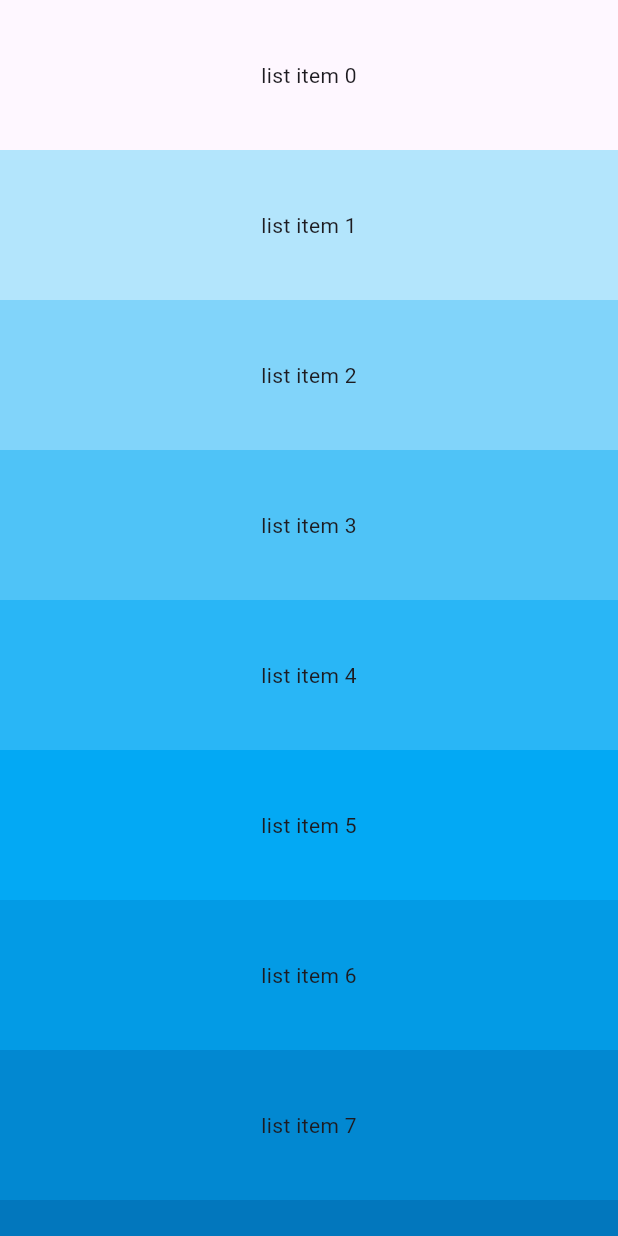
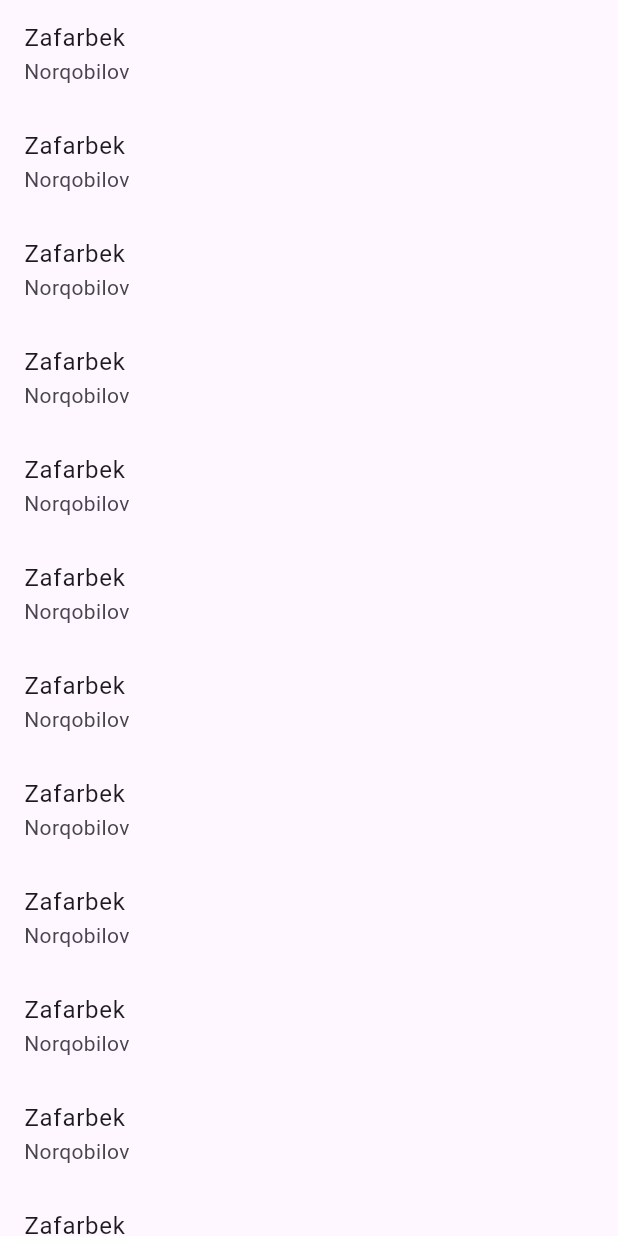
Before and after one commit to NorqobilovZafarbek/api_search, a Flutter app: the screen it shows after launch, on a phone screen of 412 x 824 dp. Run offline on Flutter 3.47's test engine with Material 2 defaults, Android fonts, the phone set to English and light mode, and no system bars; drawn by our look-alikes of flutter_slidable.

Commit message:
Slidable : ListTileni surganda O'chishi yoki ..

```diff
--- a/lib/scr/screens/home_page.dart
+++ b/lib/scr/screens/home_page.dart
@@ -1,4 +1,5 @@
 import 'package:flutter/material.dart';
+import 'package:flutter_slidable/flutter_slidable.dart';
 
 class HomePage extends StatefulWidget {
   const HomePage({Key? key}) : super(key: key);
@@ -8,25 +9,59 @@ class HomePage extends StatefulWidget {
 }
 
 class _HomePage extends State<HomePage> {
+  final List<int> items = List<int>.generate(30, (index) => index);
+
   @override
   Widget build(BuildContext context) {
     return Scaffold(
-      body: CustomScrollView(
-        slivers: [
-          SliverFixedExtentList(
-            itemExtent: 100.0,
-            delegate: SliverChildBuilderDelegate(
-              childCount: 100,
-              (BuildContext context, int index) {
-                return Container(
-                  alignment: Alignment.center,
-                  color: Colors.lightBlue[100 * (index % 9)],
-                  child: Text('list item $index'),
-                );
-              },
+      body: ListView.separated(
+        itemCount: 20,
+        separatorBuilder: (BuildContext context, int index) {
+          return Slidable(
+            key: UniqueKey(),
+            startActionPane: ActionPane(
+              dismissible: DismissiblePane(
+                onDismissed: () {},
+              ),
+              motion: const BehindMotion(),
+              children: [
+                SlidableAction(
+                  label: "DELETE",
+                  backgroundColor: Colors.red,
+                  onPressed: (context) => {},
+                  icon: Icons.delete,
+                ),
+                SlidableAction(
+                  backgroundColor: Colors.blue,
+                  onPressed: (context) => {},
+                  icon: Icons.share,
+                ),
+              ],
             ),
-          )
-        ],
+            endActionPane: ActionPane(
+              motion: const DrawerMotion(),
+              children: [
+                SlidableAction(
+                  backgroundColor: Colors.green,
+                  onPressed: (context) => {},
+                  icon: Icons.call,
+                ),
+                SlidableAction(
+                  backgroundColor: Colors.blue,
+                  onPressed: (context) => {},
+                  icon: Icons.message,
+                ),
+              ],
+            ),
+            child: ListTile(
+              title: Text("Zafarbek"),
+              subtitle: Text("Norqobilov"),
+            ),
+          );
+        },
+        itemBuilder: (context, index) {
+          return SizedBox();
+        },
       ),
     );
   }
```
